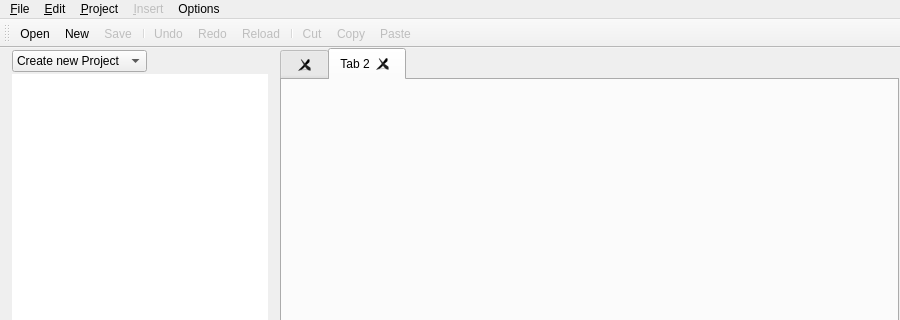
Sikarjan/phpPad, file mainwindow.ui: the form before one commit; both pictures show x 0 to 900 and y 0 to 320 of the 900 by 700 pixel window.
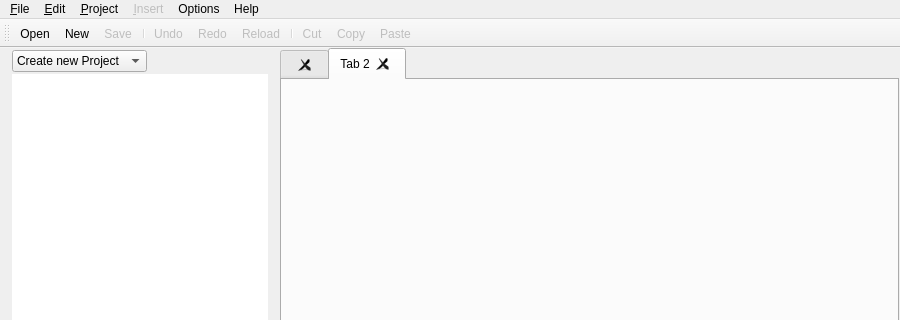
The form after the commit. Icons and pictures are not drawn.

Commit message: Context help via F1 added for PHP

```diff
--- a/mainwindow.ui
+++ b/mainwindow.ui
@@ -334,11 +334,18 @@
     <addaction name="actionShow_Toolbar"/>
     <addaction name="actionShowToolbox"/>
    </widget>
+   <widget class="QMenu" name="menuHelp">
+    <property name="title">
+     <string>Help</string>
+    </property>
+    <addaction name="actionContext_help"/>
+   </widget>
    <addaction name="menuPhpPad"/>
    <addaction name="menuEdit"/>
    <addaction name="menu_Project"/>
    <addaction name="menu_Insert"/>
    <addaction name="menuOptions"/>
+   <addaction name="menuHelp"/>
   </widget>
   <widget class="QToolBar" name="mainToolBar">
    <property name="contextMenuPolicy">
```
Left out of the diff: 8 changed lines with no effect on the pictures. The commit also changes 7 other files.
